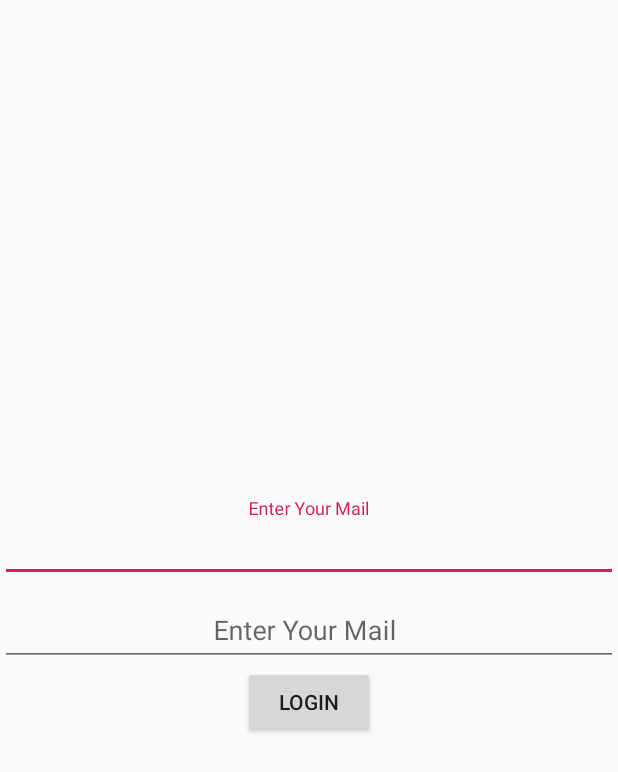
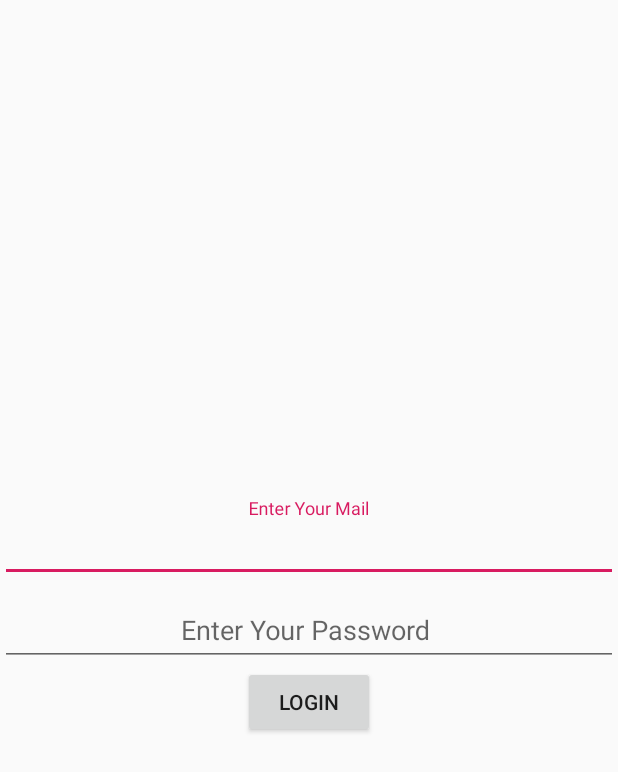
Before and after one commit to moshiur-cse/EmployeeManagementApp, an Android app: the screen it shows after launch (LoginActivity), on a phone screen of 412 x 824 dp. Shown: the top 772 px of the screen. Run offline under Robolectric (Android 15) with nearby library versions, the phone set to English and light mode, and no system bars.

Commit message:
Conflict Resolved

```diff
--- a/app/src/main/java/com/moshiurcse/employeemanagement/LoginActivity.java
+++ b/app/src/main/java/com/moshiurcse/employeemanagement/LoginActivity.java
@@ -27,7 +27,7 @@ public class LoginActivity extends AppCompatActivity {
 
 
         setContentView(R.layout.activity_login);
-        mailAdressET=findViewById(R.id.mailAdressET);
+        mailAdressET=findViewById(R.id.emailET);
         passwordET=findViewById(R.id.passwordET);
 
         authPreference =new AuthPreference(this);
--- a/app/src/main/res/layout/activity_login.xml
+++ b/app/src/main/res/layout/activity_login.xml
@@ -17,7 +17,7 @@
             android:layout_height="wrap_content"
             android:hint="Enter Your Mail"
             android:gravity="center"
-            android:id="@+id/mailAdressET"/>
+            android:id="@+id/emailET"/>
     </com.google.android.material.textfield.TextInputLayout>
 
     <com.google.android.material.textfield.TextInputLayout
@@ -28,7 +28,7 @@
             android:layout_width="match_parent"
             android:layout_height="wrap_content"
             android:gravity="center"
-            android:hint="Enter Your Mail "
+            android:hint="Enter Your Password "
             android:id="@+id/passwordET"/>
     </com.google.android.material.textfield.TextInputLayout>
 
```
